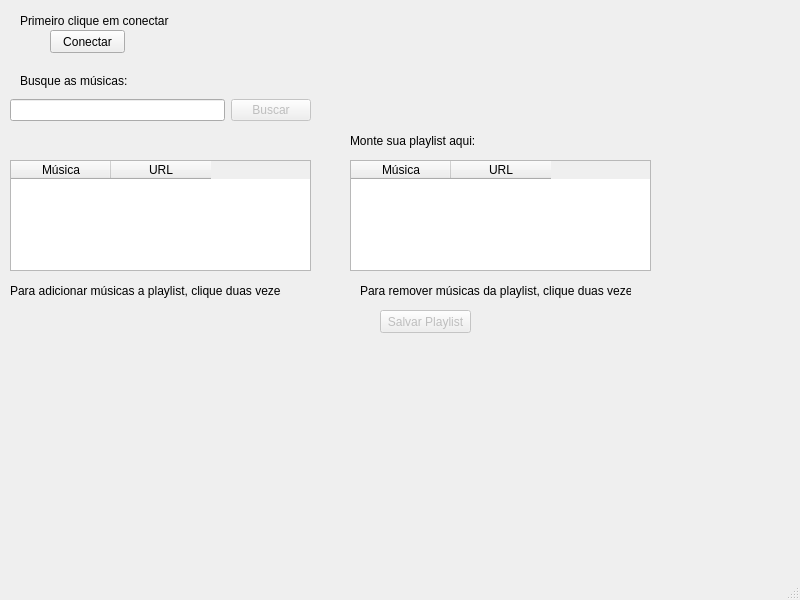
Above: DesafioStone/mainwindow.ui from gabspires/DesafioStone before the change. Below: the same form after it.
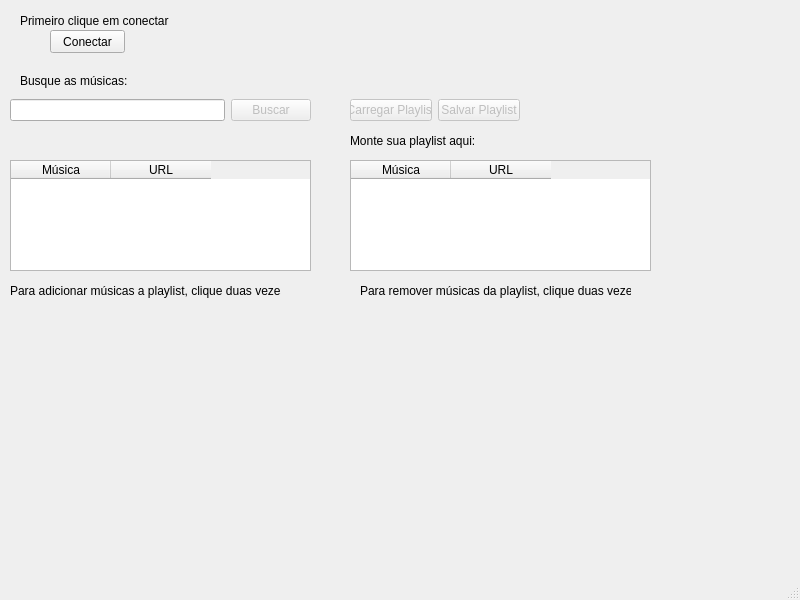
That is the form after the change.

Commit message: Carregar Playlist

```diff
--- a/DesafioStone/mainwindow.ui
+++ b/DesafioStone/mainwindow.ui
@@ -173,21 +173,37 @@
      <string>Para remover músicas da playlist, clique duas vezes.</string>
     </property>
    </widget>
-   <widget class="QPushButton" name="salveButton">
-    <property name="enabled">
-     <bool>false</bool>
-    </property>
+   <widget class="QWidget" name="horizontalLayoutWidget_2">
     <property name="geometry">
      <rect>
-      <x>380</x>
-      <y>310</y>
-      <width>91</width>
-      <height>23</height>
+      <x>350</x>
+      <y>70</y>
+      <width>170</width>
+      <height>80</height>
      </rect>
     </property>
-    <property name="text">
-     <string>Salvar Playlist</string>
-    </property>
+    <layout class="QHBoxLayout" name="horizontalLayout_2">
+     <item>
+      <widget class="QPushButton" name="carregarButton">
+       <property name="enabled">
+        <bool>false</bool>
+       </property>
+       <property name="text">
+        <string>Carregar Playlist</string>
+       </property>
+      </widget>
+     </item>
+     <item>
+      <widget class="QPushButton" name="salveButton">
+       <property name="enabled">
+        <bool>false</bool>
+       </property>
+       <property name="text">
+        <string>Salvar Playlist</string>
+       </property>
+      </widget>
+     </item>
+    </layout>
    </widget>
   </widget>
   <widget class="QMenuBar" name="menubar">
```
The commit also changes 2 other files.
